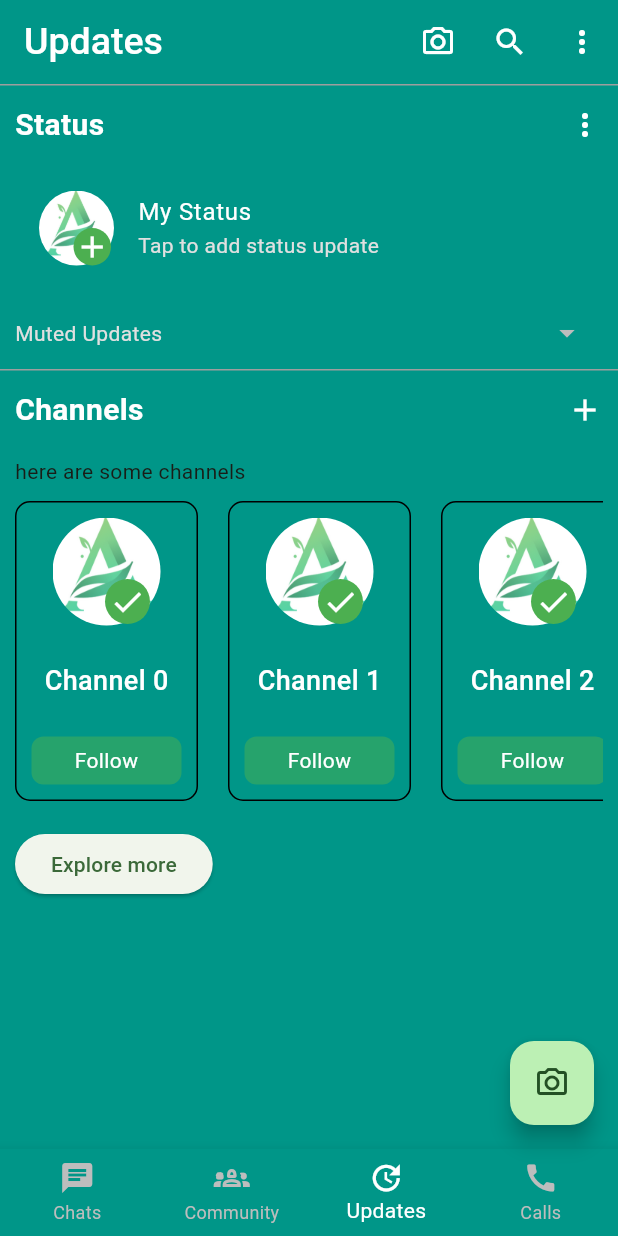
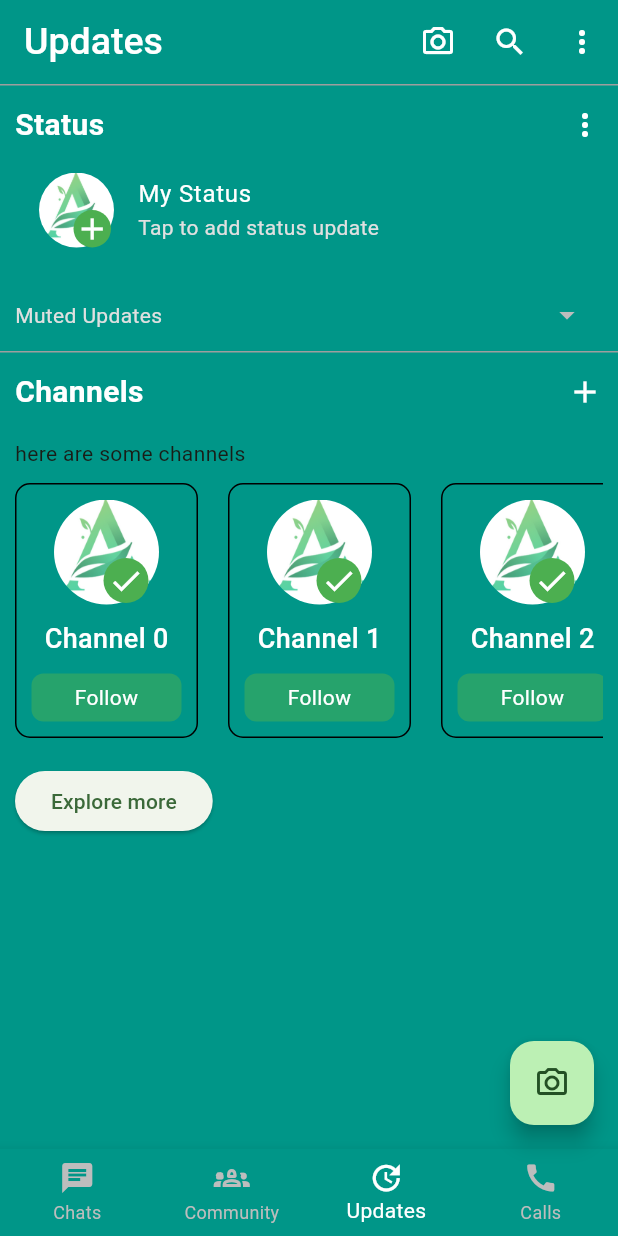
Before and after one commit to ahmad-cod/whatsapp_me, a Flutter app: the screen it shows after launch, item 3 of the bottom bar chosen, on a phone screen of 412 x 824 dp. Run offline on Flutter 3.47's test engine with Material 3 defaults, Android fonts, the light colour scheme and no system bars; our stand-ins replace flutter_slidable.

Commit message:
Minor fix

```diff
--- a/lib/components/channels.dart
+++ b/lib/components/channels.dart
@@ -21,7 +21,7 @@ class Channels extends StatelessWidget {
           const Text('here are some channels '),
           const SizedBox(height: 10,),
           SizedBox(
-            height: 200,
+            height: 170,
             child: ListView.builder(
                 scrollDirection: Axis.horizontal,
                 itemCount: 8,
@@ -41,11 +41,11 @@ class Channels extends StatelessWidget {
                         Stack(
                           children: [
                             ClipRRect(
-                              borderRadius: BorderRadius.circular(36),
+                              borderRadius: BorderRadius.circular(35),
                               child: Image.asset(
                                 'lib/images/ahmadDp.png',
-                                width: 72,
-                                height: 72,
+                                width: 70,
+                                height: 70,
                               ),
                             ),
                             Positioned(
--- a/lib/components/status.dart
+++ b/lib/components/status.dart
@@ -11,12 +11,11 @@ class Status extends StatelessWidget {
       child: Column(
         children: [
           const MyTitleBar(title: 'Status', icon: Icons.more_vert),
-          const SizedBox(height: 12,),
           ListTile(
             leading: Stack(
               children: [
                 ClipRRect(
-                  borderRadius: BorderRadius.circular(30),
+                  borderRadius: BorderRadius.circular(26),
                   child: Image.asset(
                     'lib/images/ahmadDp.png',
                     width: 50,
```
